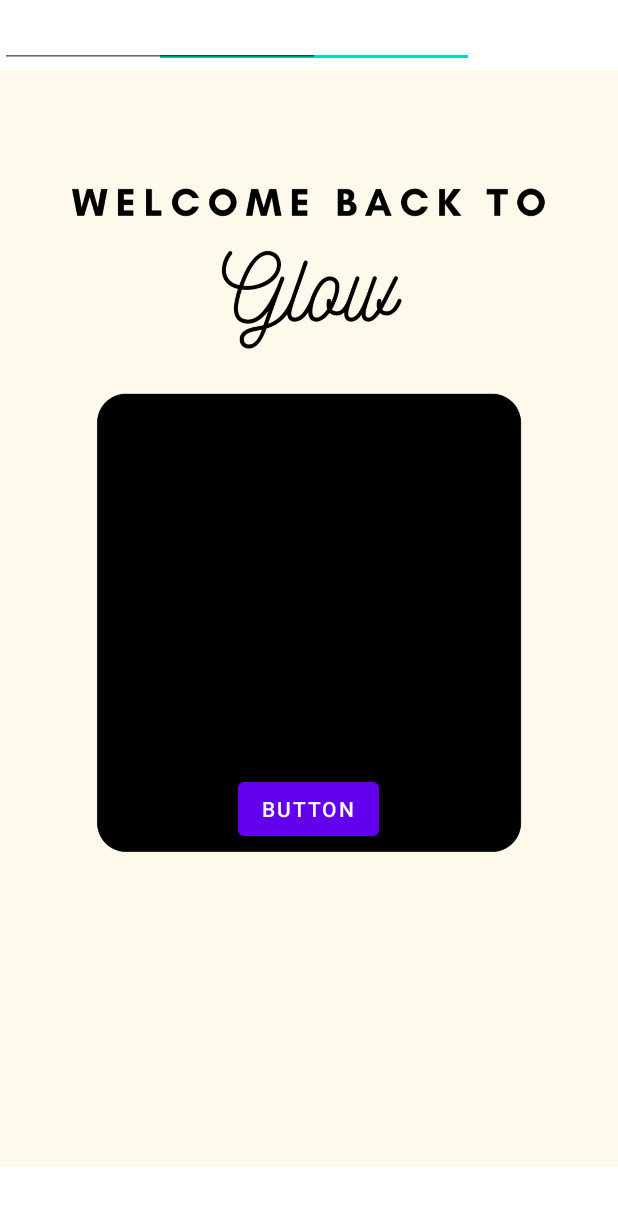
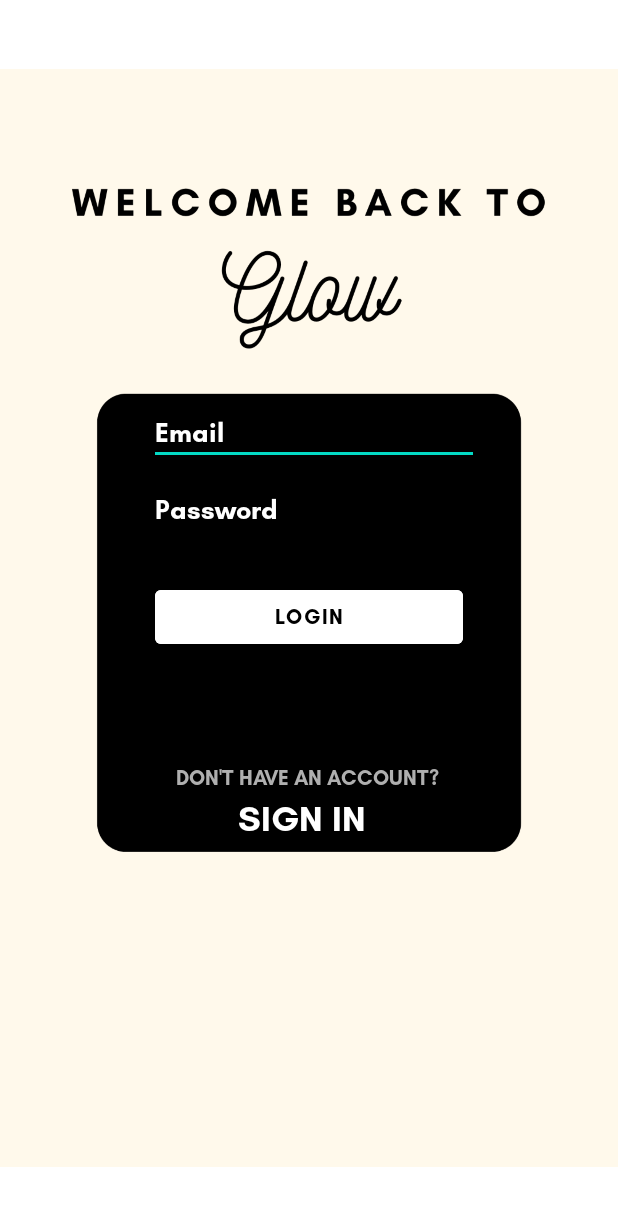
Before and after one commit to chloegem/MobileFinalProject, an Android app: the screen it shows after launch (Login), on a phone screen of 412 x 824 dp. Shown: the top 1206 px of the screen. Run offline under Robolectric (Android 15) with nearby library versions, the phone set to English and light mode, and no system bars.

Commit message:
Login UI/UX complete

```diff
--- a/Frontend/app/src/main/res/layout/activity_login.xml
+++ b/Frontend/app/src/main/res/layout/activity_login.xml
@@ -12,8 +12,10 @@
         android:layout_height="wrap_content"
         app:layout_constraintBottom_toBottomOf="parent"
         app:layout_constraintEnd_toEndOf="parent"
+        app:layout_constraintHorizontal_bias="1.0"
         app:layout_constraintStart_toStartOf="parent"
         app:layout_constraintTop_toTopOf="parent"
+        app:layout_constraintVertical_bias="1.0"
         app:srcCompat="@drawable/login" />
 
     <EditText
@@ -21,34 +23,85 @@
         android:layout_width="wrap_content"
         android:layout_height="wrap_content"
         android:ems="10"
+        android:fontFamily="@font/glacialindifferencebold"
         android:hint="Email"
         android:inputType="textPersonName"
+        android:textColor="#FFFFFF"
+        android:textColorHighlight="#FFFFFF"
         android:textColorHint="#FFFFFF"
+        android:textColorLink="#FFFFFF"
+        app:layout_constraintBottom_toBottomOf="parent"
         app:layout_constraintEnd_toEndOf="parent"
         app:layout_constraintHorizontal_bias="0.517"
         app:layout_constraintStart_toStartOf="parent"
-        tools:layout_editor_absoluteY="281dp" />
+        app:layout_constraintTop_toTopOf="parent"
+        app:layout_constraintVertical_bias="0.342" />
 
     <EditText
         android:id="@+id/password"
         android:layout_width="wrap_content"
         android:layout_height="wrap_content"
         android:ems="10"
+        android:fontFamily="@font/glacialindifferencebold"
         android:hint="Password"
         android:inputType="textPassword"
+        android:textColor="#FFFFFF"
+        android:textColorHighlight="#FFFFFF"
         android:textColorHint="#FFFFFF"
-        tools:layout_editor_absoluteX="104dp"
-        tools:layout_editor_absoluteY="326dp" />
+        android:textColorLink="#FFFFFF"
+        app:layout_constraintBottom_toBottomOf="parent"
+        app:layout_constraintEnd_toEndOf="parent"
+        app:layout_constraintHorizontal_bias="0.517"
+        app:layout_constraintStart_toStartOf="parent"
+        app:layout_constraintTop_toTopOf="parent"
+        app:layout_constraintVertical_bias="0.408" />
 
     <Button
         android:id="@+id/button"
+        android:layout_width="205dp"
+        android:layout_height="48dp"
+        android:backgroundTint="#FFFFFF"
+        android:fontFamily="@font/glacialindifferencebold"
+        android:text="LOGIN"
+        android:textColor="#000000"
+        app:layout_constraintBottom_toBottomOf="@+id/imageView2"
+        app:layout_constraintEnd_toEndOf="parent"
+        app:layout_constraintStart_toStartOf="parent"
+        app:layout_constraintTop_toTopOf="parent"
+        app:layout_constraintVertical_bias="0.499" />
+
+    <TextView
+        android:id="@+id/textView"
         android:layout_width="wrap_content"
         android:layout_height="wrap_content"
-        android:text="Button"
-        app:layout_constraintBottom_toBottomOf="@+id/imageView2"
+        android:fontFamily="@font/glacialindifferencebold"
+        android:text="DON'T HAVE AN ACCOUNT?"
+        android:textColor="#AFAFAF"
+        android:textColorHighlight="#FFFFFF"
+        android:textColorHint="#FFFFFF"
+        android:textColorLink="#FFFFFF"
+        app:layout_constraintBottom_toBottomOf="parent"
+        app:layout_constraintEnd_toEndOf="parent"
+        app:layout_constraintHorizontal_bias="0.497"
+        app:layout_constraintStart_toStartOf="parent"
+        app:layout_constraintTop_toTopOf="parent"
+        app:layout_constraintVertical_bias="0.632" />
+
+    <TextView
+        android:id="@+id/textView2"
+        android:layout_width="94dp"
+        android:layout_height="27dp"
+        android:fontFamily="@font/glacialindifferencebold"
+        android:text="SIGN IN"
+        android:textColor="#FFFFFF"
+        android:textColorHighlight="#FFFFFF"
+        android:textColorHint="#FFFFFF"
+        android:textColorLink="#FFFFFF"
+        android:textSize="24sp"
+        app:layout_constraintBottom_toBottomOf="parent"
         app:layout_constraintEnd_toEndOf="parent"
         app:layout_constraintHorizontal_bias="0.498"
         app:layout_constraintStart_toStartOf="parent"
         app:layout_constraintTop_toTopOf="parent"
-        app:layout_constraintVertical_bias="0.664" />
+        app:layout_constraintVertical_bias="0.666" />
 </androidx.constraintlayout.widget.ConstraintLayout>
```
Also changed, not shown: Frontend/app/src/main/res/font/glacialindifferencebold.otf (added), Frontend/app/src/main/res/font/glacialindifferenceitalic.otf (added), Frontend/app/src/main/res/font/glacialindifferenceregular.otf (added).
